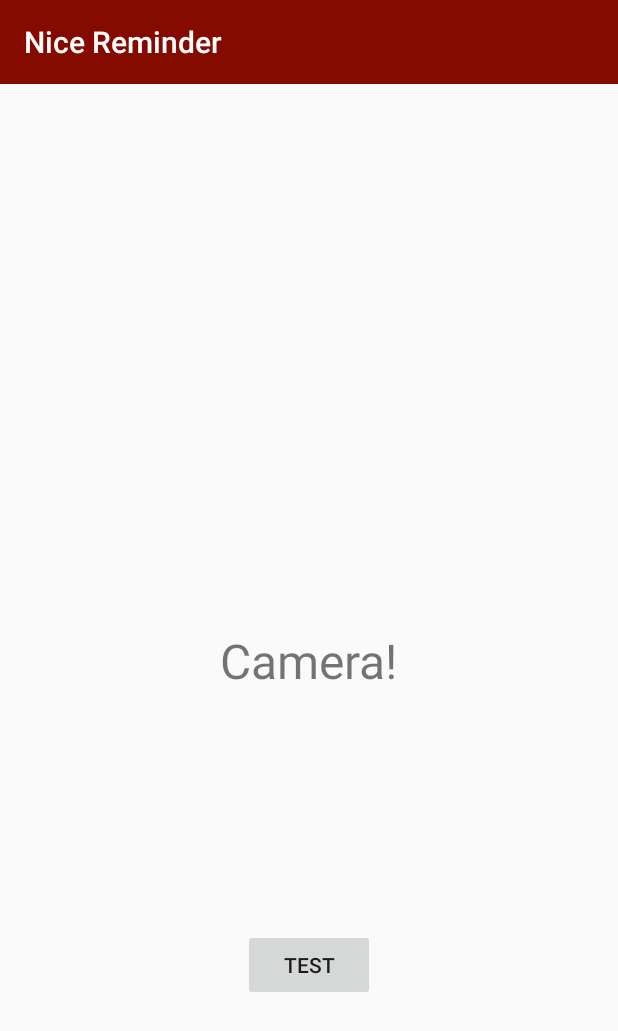
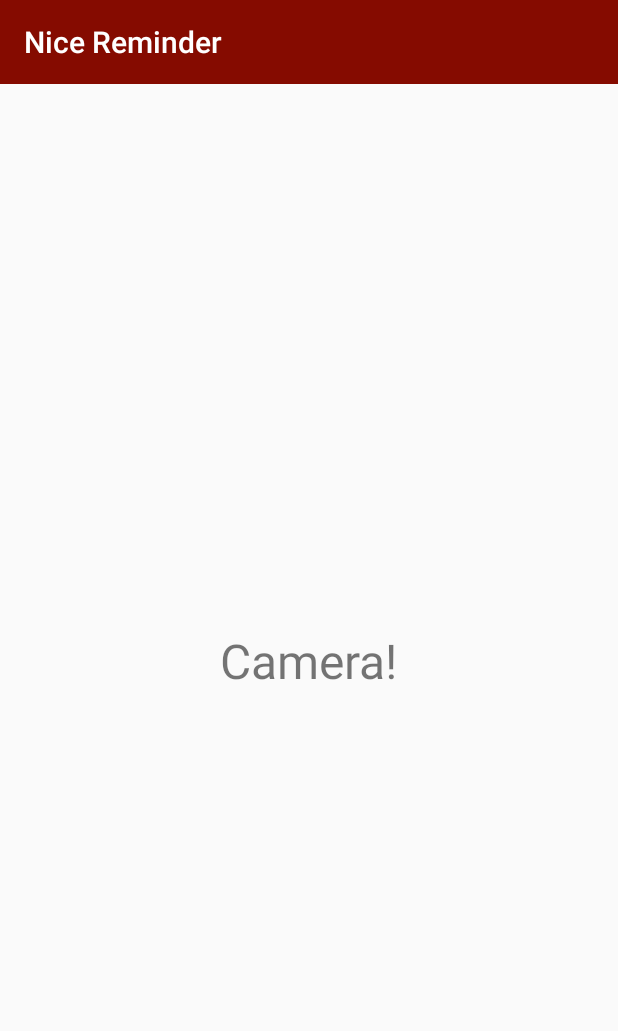
Before and after one commit to wltu/NiceReminder, an Android app: the fragment Camera shown on its own in the app's theme, on a phone screen of 412 x 824 dp. Shown: the top 1031 px of the screen. Run offline under Robolectric (Android 15) with nearby library versions, the phone set to English and light mode, and no system bars; our stand-ins replace CircleImageView.

Commit message:
Clean up Camera Code

```diff
--- a/app/src/main/res/layout/camera.xml
+++ b/app/src/main/res/layout/camera.xml
@@ -22,18 +22,4 @@
         app:layout_constraintStart_toStartOf="parent"
         app:layout_constraintTop_toTopOf="parent" />
 
-    <Button
-        android:id="@+id/test"
-        android:layout_width="wrap_content"
-        android:layout_height="wrap_content"
-        android:layout_marginStart="8dp"
-        android:layout_marginTop="8dp"
-        android:layout_marginEnd="8dp"
-        android:layout_marginBottom="8dp"
-        android:text="Test"
-        app:layout_constraintBottom_toBottomOf="parent"
-        app:layout_constraintEnd_toEndOf="parent"
-        app:layout_constraintStart_toStartOf="parent"
-        app:layout_constraintTop_toBottomOf="@+id/textView2" />
-
 </android.support.constraint.ConstraintLayout>
```
Also changed, not shown: app/src/main/java/com/example/android/nicereminder/Camera.java (+1 -71 lines).
